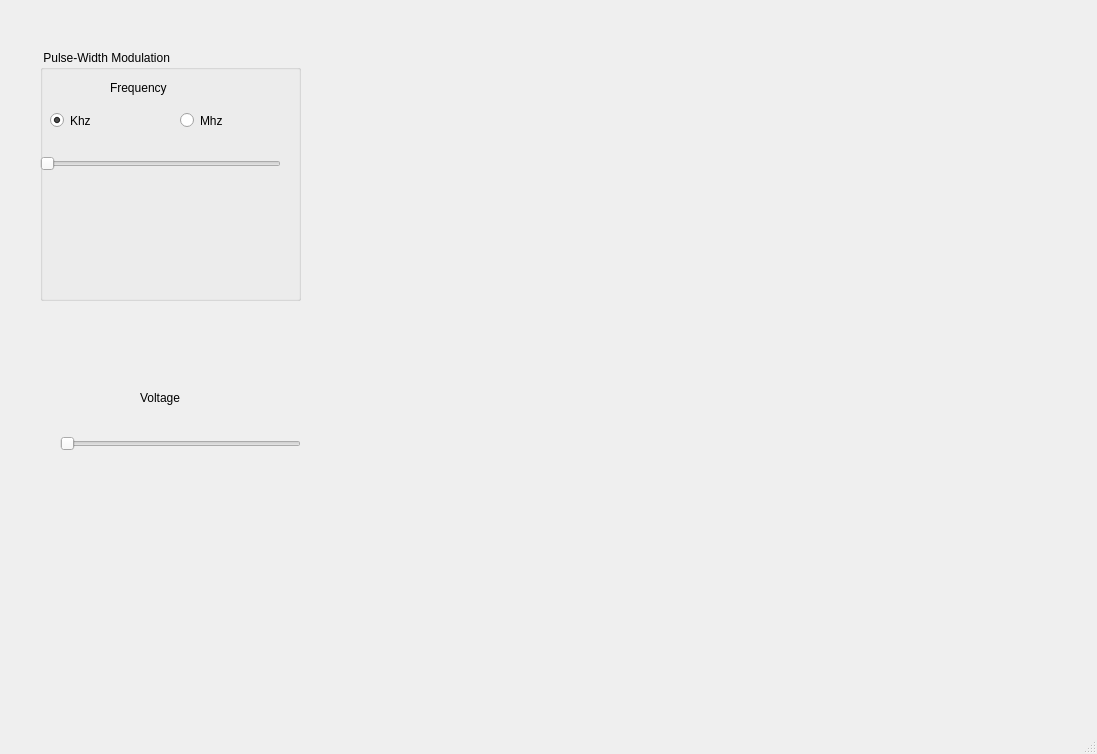
The window that front/menu.ui (marcoslimaepii1/microcluidicController) describes before a commit, drawn with Qt 5.
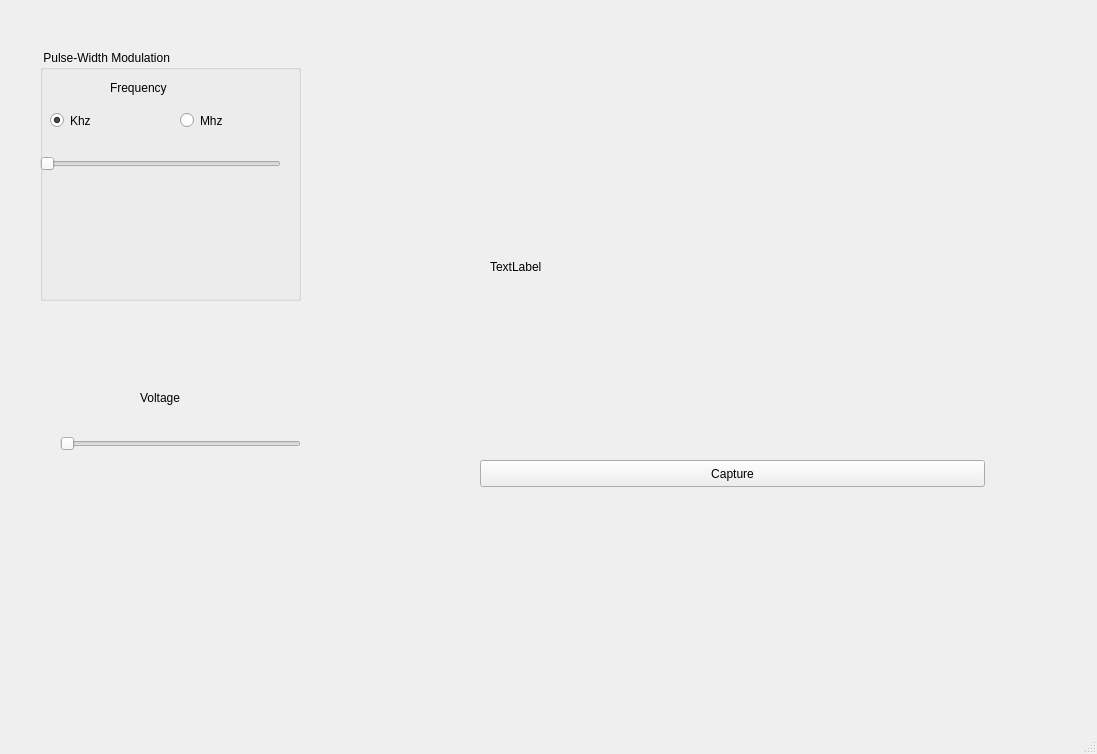
The same window after the commit.

Patch:
```diff
--- a/front/menu.ui
+++ b/front/menu.ui
@@ -154,6 +154,43 @@
      <string/>
     </property>
    </widget>
+   <widget class="QLabel" name="image_label">
+    <property name="geometry">
+     <rect>
+      <x>490</x>
+      <y>100</y>
+      <width>505</width>
+      <height>333</height>
+     </rect>
+    </property>
+    <property name="text">
+     <string>TextLabel</string>
+    </property>
+   </widget>
+   <widget class="QWidget" name="layoutWidget">
+    <property name="geometry">
+     <rect>
+      <x>420</x>
+      <y>70</y>
+      <width>507</width>
+      <height>381</height>
+     </rect>
+    </property>
+    <layout class="QVBoxLayout" name="verticalLayout"/>
+   </widget>
+   <widget class="QPushButton" name="control_bt">
+    <property name="geometry">
+     <rect>
+      <x>480</x>
+      <y>460</y>
+      <width>505</width>
+      <height>27</height>
+     </rect>
+    </property>
+    <property name="text">
+     <string>Capture</string>
+    </property>
+   </widget>
   </widget>
   <widget class="QMenuBar" name="menubar">
    <property name="geometry">
```
Left out of the diff: 6 changed lines with no effect on the pictures.
